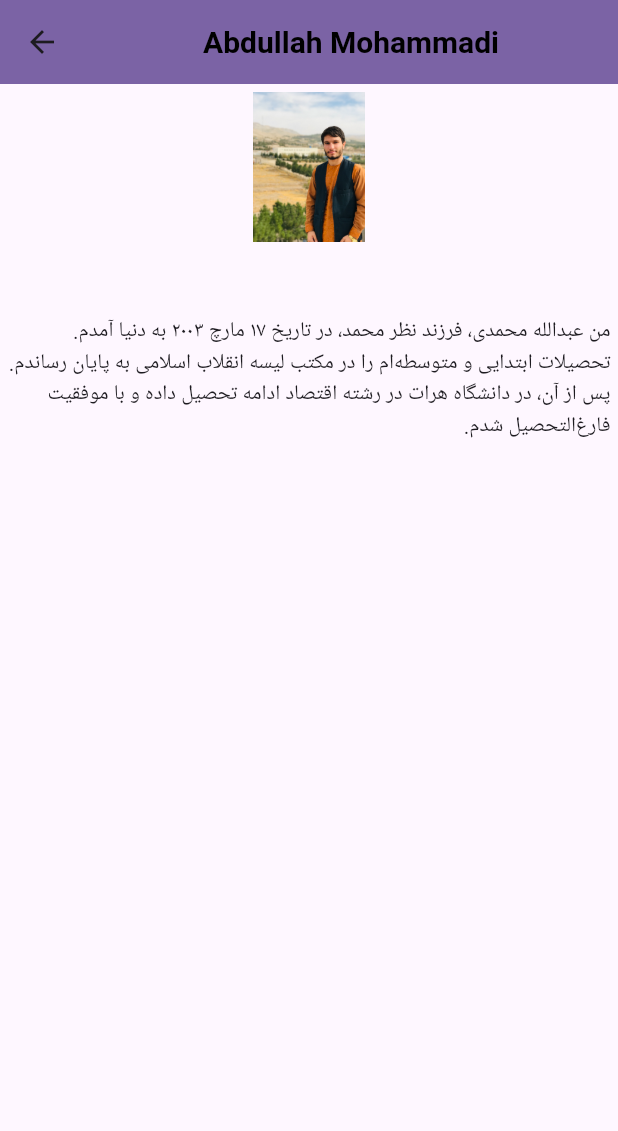
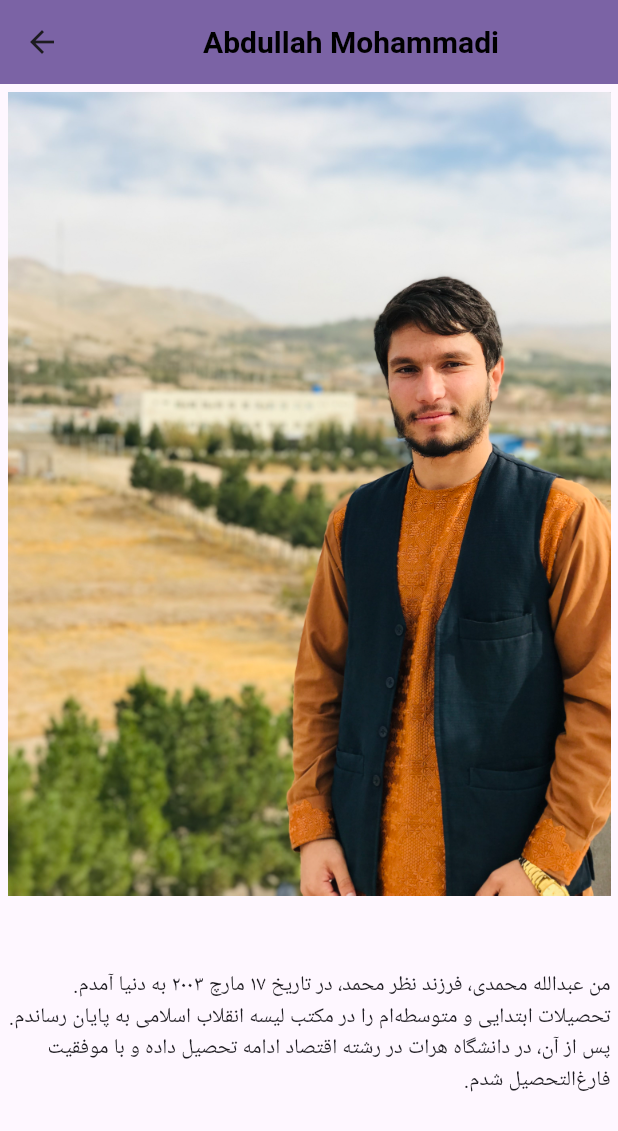
Before and after one commit to Mohammadi22/top_ten_people, a Flutter app: the About_me screen opened directly, on a phone screen of 412 x 824 dp. Shown: the top 1131 px of the screen. Run offline on Flutter 3.47's test engine with Material 3 defaults, Android fonts, the light colour scheme and no system bars; our stand-ins replace share_plus.

Commit message:
make bigger the container of my image

```diff
--- a/lib/Home.dart
+++ b/lib/Home.dart
@@ -33,7 +33,9 @@ class _HomeState extends State<Home> {
             PopupMenuButton(
                 itemBuilder: (context) => [
                       PopupMenuItem(
-                        child: GestureDetector(onTap: () {
+                        child: GestureDetector(onTap: () {setState(() {
+
+                        });
                           Share.share('Check out this amazing app: $appLink');
                         },
                           child: Text(
--- a/lib/popup_menu.dart
+++ b/lib/popup_menu.dart
@@ -25,8 +25,6 @@ class About_me extends StatelessWidget {
                   Container(
                       child: Image.asset(
                     'assets/you.jpg',
-                    width: 100,
-                    height: 100,
                   )),
                   SizedBox(
                     height: 10,
```
